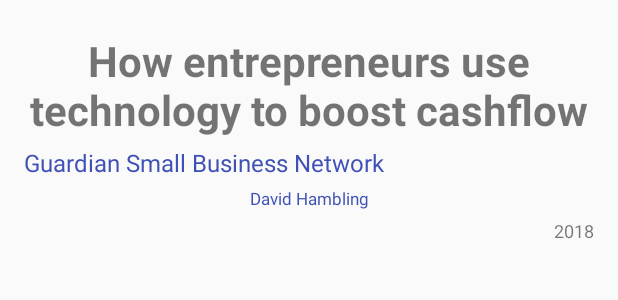
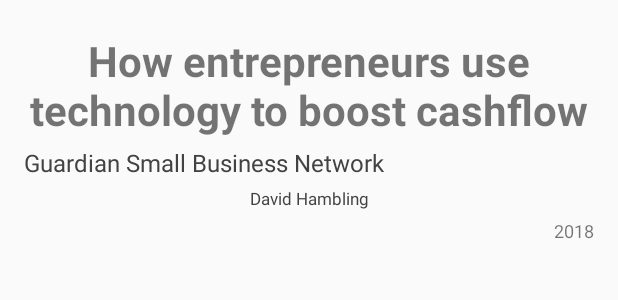
Before and after one commit to saidabxl/NewsApp2, an Android app: the layout list_article_item.xml on its own in the app's theme, with its tools: preview values and no code run, on a phone screen of 412 x 824 dp. Shown: the top 300 px of the screen. Run offline under Robolectric (Android 15) with nearby library versions, the phone set to English and light mode, and no system bars.

Commit message:
Initial Commit

```diff
--- a/app/src/main/java/com/example/android/newsapp/ArticleAdapter.java
+++ b/app/src/main/java/com/example/android/newsapp/ArticleAdapter.java
@@ -8,25 +8,19 @@ import android.view.ViewGroup;
 import android.widget.ArrayAdapter;
 import android.widget.TextView;
 
-import java.text.SimpleDateFormat;
-import java.util.Date;
+
 import java.util.List;
-
 
 
 public class ArticleAdapter extends ArrayAdapter<Article> {
 
-    private Context context ;
-    private Article currentArticle ;
+    private Context context;
+    private Article currentArticle;
 
-    /*
-    Public constructor that passes the context and the source of information for the adapter
-    @param context is the context of the activity
-    @param article is the List that contains objects of type Article
-     */
-    public ArticleAdapter(Context context , List<Article> article){
-        super(context,0 ,article);
-        this.context = context ;
+
+    public ArticleAdapter(Context context, List<Article> article) {
+        super(context, 0, article);
+        this.context = context;
 
     }
 
@@ -41,35 +35,35 @@ public class ArticleAdapter extends ArrayAdapter<Article> {
 
         currentArticle = getItem(position);
 
-        // Find the TextView with view ID tv1 for setting title
-        TextView titleTextView = (TextView) listItemView.findViewById(R.id.tv1) ;
+        // Get the TextView with view ID tv1 for setting title
+        TextView titleTextView = (TextView) listItemView.findViewById(R.id.tv1);
         // Display the title of the current article in that TextView
-        titleTextView.setText(currentArticle.getTitle()) ;
+        titleTextView.setText(currentArticle.getTitle());
 
-        // Find the TextView with view ID tv2 for setting section
-        TextView sectionTextView = (TextView) listItemView.findViewById(R.id.tv2) ;
+        // Get the TextView with view ID tv2 for setting section
+        TextView sectionTextView = (TextView) listItemView.findViewById(R.id.tv2);
         // Display the section of the current article in that TextView
-        sectionTextView.setText(currentArticle.getSection()) ;
+        sectionTextView.setText(currentArticle.getSection());
 
 
-        // Find the TextView with view ID tv4 for setting author
-        TextView authorTextView = (TextView) listItemView.findViewById(R.id.tv4) ;
-        authorTextView.setText(currentArticle.getAuthor()) ;
+        // Get the TextView with view ID tv4 for setting author
+        TextView authorTextView = (TextView) listItemView.findViewById(R.id.tv4);
+        authorTextView.setText(currentArticle.getAuthor());
 
 
         // Find the TextView with view ID tv1 for setting date
-        TextView dateTextView = (TextView) listItemView.findViewById(R.id.tv3) ;
+        TextView dateTextView = (TextView) listItemView.findViewById(R.id.tv3);
         //Format the date String
-        String date = currentArticle.getDate() ;
+        String date = currentArticle.getDate();
         if (date.contains("T")) {
             String[] separated = date.split("T");
             // Display the date of the current article in that TextView
-            dateTextView.setText(separated[0]) ;
-        }else{
+            dateTextView.setText(separated[0]);
+        } else {
             dateTextView.setText(date);
         }
 
-        return listItemView ;
+        return listItemView;
     }
 
 }
--- a/app/src/main/java/com/example/android/newsapp/ArticleLoader.java
+++ b/app/src/main/java/com/example/android/newsapp/ArticleLoader.java
@@ -6,9 +6,7 @@ import android.content.Context;
 import java.util.List;
 
 
-
 import android.util.Log;
-
 
 
 public class ArticleLoader extends AsyncTaskLoader<List<Article>> {
--- a/app/src/main/java/com/example/android/newsapp/QueryUtils.java
+++ b/app/src/main/java/com/example/android/newsapp/QueryUtils.java
@@ -18,15 +18,12 @@ import java.nio.charset.Charset;
 import java.util.ArrayList;
 import java.util.List;
 
-import static android.R.attr.description;
-import static android.os.Build.VERSION_CODES.M;
-
 
 public class QueryUtils {
 
     public static final String LOG_TAG = QueryUtils.class.getName();
 
-    private QueryUtils (){
+    private QueryUtils() {
     }
 
     public static List<Article> fetchArticleData(String requestUrl) {
@@ -39,7 +36,7 @@ public class QueryUtils {
             jsonResponse = makeHttpRequest(url);
         } catch (IOException e) {
             // TODO Handle the IOException
-            Log.e (LOG_TAG , "It was not possible to connect to the server", e) ;
+            Log.e(LOG_TAG, "It was not possible to connect to the server", e);
         }
 
         // Extract relevant fields from the JSON response and create a list of {@link Earthquake}s
@@ -77,16 +74,16 @@ public class QueryUtils {
             urlConnection.setConnectTimeout(15000 /* milliseconds */);
             urlConnection.connect();
 
-            if (urlConnection.getResponseCode() == 200 ) {
+            if (urlConnection.getResponseCode() == 200) {
                 inputStream = urlConnection.getInputStream();
                 jsonResponse = readFromStream(inputStream);
-            }else {
+            } else {
                 Log.e(LOG_TAG, "Error response code: " + urlConnection.getResponseCode());
             }
 
         } catch (IOException e) {
             // TODO: Handle the exception
-            Log.e(LOG_TAG, "Problem parsing the earthquake JSON results", e ) ;
+            Log.e(LOG_TAG, "Problem parsing the earthquake JSON results", e);
 
         } finally {
             if (urlConnection != null) {
@@ -129,70 +126,63 @@ public class QueryUtils {
             return null;
         }
 
-        // Create an empty ArrayList that we can start adding earthquakes to
+
         List<Article> articles = new ArrayList<>();
 
-        // Try to parse the JSON response string. If there's a problem with the way the JSON
-        // is formatted, a JSONException exception object will be thrown.
-        // Catch the exception so the app doesn't crash, and print the error message to the logs.
+
         try {
-            // Create a JSONObject from the JSON response string
+
             JSONObject baseJsonResponse = new JSONObject(articlesJSON);
 
-            // Extract the JSONArray associated with the key called "response",
-            // which represents a list of features (or articles).
+
             JSONObject responseObject = baseJsonResponse.getJSONObject("response");
-            JSONArray articlesArray = responseObject.getJSONArray("results") ;
+            JSONArray articlesArray = responseObject.getJSONArray("results");
 
-            // If there are results in the features array
+
             if (articlesArray.length() > 0) {
 
-                // For each article in the articlesArray, create an {@link Article} object
-                for (int i = 0 ; i < articlesArray.length() ; i++) {
 
-                    // Get a single article at position i within the list of articles
+                for (int i = 0; i < articlesArray.length(); i++) {
+
+
                     JSONObject articleObject = articlesArray.getJSONObject(i);
 
-                    String section= "";
-                    if(articleObject.has("sectionName")) {
+                    String section = "";
+                    if (articleObject.has("sectionName")) {
                         section = articleObject.getString("sectionName");
                     }
 
                     String date = "";
-                    if(articleObject.has("webPublicationDate")) {
+                    if (articleObject.has("webPublicationDate")) {
                         date = articleObject.getString("webPublicationDate");
                     }
 
-                    String title = "" ;
-                    if(articleObject.has("webTitle")) {
+                    String title = "";
+                    if (articleObject.has("webTitle")) {
                         title = articleObject.getString("webTitle");
                     }
 
                     String url = "";
-                    if(articleObject.has("webUrl")) {
+                    if (articleObject.has("webUrl")) {
                         url = articleObject.getString("webUrl");
                     }
 
 
-                    String author= "";
-                    if(articleObject.has("author")) {
+                    String author = "";
+                    if (articleObject.has("author")) {
                         author = articleObject.getString("author");
                     }
 
 
+                    Article article = new Article(section, title, author, date, url);
 
-                    // Create a new {@link Article} object with the title, author, description,
-                    // and url from the JSON response.
-                    Article article = new Article (section, title, author, date , url );
 
-                    // Add the new {@link Article} to the list.
                     articles.add(article);
                 }
             }
 
         } catch (JSONException e) {
-            // If an error is thrown when executing any of the above statements in the "try" block,
-            // catch the exception here, so the app doesn't crash. Print a log message
+
             Log.e(LOG_TAG, "Problem parsing the article JSON results", e);
         }
 
--- a/app/src/main/java/com/example/android/newsapp/SettingsActivity.java
+++ b/app/src/main/java/com/example/android/newsapp/SettingsActivity.java
@@ -12,7 +12,7 @@ import android.util.Log;
 import static android.R.attr.value;
 import static com.example.android.newsapp.NewsActivity.ARTICLE_LOADER_ID;
 
-public class SettingsActivity extends AppCompatActivity  {
+public class SettingsActivity extends AppCompatActivity {
 
     public static final String LOG_TAG = SettingsActivity.class.getName();
 
@@ -42,7 +42,7 @@ public class SettingsActivity extends AppCompatActivity  {
 
         }
 
-        //Callback method executed when OnPreferenceChangeListener is executed and just returns a boolean value
+
         @Override
         public boolean onPreferenceChange(Preference preference, Object value) {
 
@@ -60,7 +60,7 @@ public class SettingsActivity extends AppCompatActivity  {
             return true;
         }
 
-        //Method that updates the summary on the settings Activity
+
         private void bindPreferenceSummaryToValue(Preference preference) {
 
             preference.setOnPreferenceChangeListener(this);
--- a/app/src/main/res/layout/activity_news.xml
+++ b/app/src/main/res/layout/activity_news.xml
@@ -12,6 +12,7 @@
         android:layout_width="match_parent"
         android:layout_height="wrap_content"
         android:orientation="vertical">
+
     </ListView>
 
 
--- a/app/src/main/res/layout/activity_settings.xml
+++ b/app/src/main/res/layout/activity_settings.xml
@@ -1,4 +1,4 @@
-<?xml version="1.0" encoding="utf-8"?>
+
 <fragment
     android:name="com.example.android.newsapp.SettingsActivity$ArticlesPreferenceFragment"
     xmlns:android="http://schemas.android.com/apk/res/android"
--- a/app/src/main/res/layout/list_article_item.xml
+++ b/app/src/main/res/layout/list_article_item.xml
@@ -1,48 +1,48 @@
 <?xml version="1.0" encoding="utf-8"?>
 <LinearLayout xmlns:android="http://schemas.android.com/apk/res/android"
+    xmlns:app="http://schemas.android.com/apk/res-auto"
     xmlns:tools="http://schemas.android.com/tools"
-    xmlns:app="http://schemas.android.com/apk/res-auto"
-    android:orientation="vertical"
     android:layout_width="match_parent"
     android:layout_height="match_parent"
+    android:orientation="vertical"
     android:padding="16dp">
 
     <TextView
+        android:id="@+id/tv1"
         android:layout_width="match_parent"
         android:layout_height="wrap_content"
-        android:id="@+id/tv1"
-        tools:text="@string/title"
+        android:gravity="center_horizontal"
+        android:paddingTop="5dp"
         android:textSize="28sp"
-        android:paddingTop="5dp"
-        android:gravity="center_horizontal"
-        android:textStyle="bold" />
+        android:textStyle="bold"
+        tools:text="@string/title" />
 
     <TextView
+        android:id="@+id/tv2"
         android:layout_width="match_parent"
         android:layout_height="wrap_content"
-        android:id="@+id/tv2"
-        tools:text="@string/section"
+        android:paddingTop="5dp"
+        android:textColor="@color/colorPrimary"
         android:textSize="16sp"
-        android:paddingTop="5dp"
-        android:textColor="@color/colorPrimary"/>
+        tools:text="@string/section" />
 
     <TextView
+        android:id="@+id/tv4"
         android:layout_width="match_parent"
         android:layout_height="wrap_content"
-        android:id="@+id/tv4"
-        tools:text="@string/author"
+        android:gravity="center"
+        android:paddingTop="5dp"
+        android:textColor="@color/colorPrimary"
         android:textSize="11sp"
-        android:paddingTop="5dp"
-        android:gravity="center"
-        android:textColor="@color/colorPrimary"/>
+        tools:text="@string/author" />
 
     <TextView
+        android:id="@+id/tv3"
         android:layout_width="match_parent"
         android:layout_height="wrap_content"
-        android:id="@+id/tv3"
-        tools:text="@string/date"
+        android:gravity="end"
+        android:paddingTop="5dp"
         android:textSize="12sp"
-        android:paddingTop="5dp"
-        android:gravity="end" />
+        tools:text="@string/date" />
 
 </LinearLayout>
--- a/app/src/main/res/menu/main.xml
+++ b/app/src/main/res/menu/main.xml
@@ -7,9 +7,9 @@
 
     <item
         android:id="@+id/action_settings"
-        android:title="@string/settings_menu_item"
         android:icon="@drawable/ic_settings_white_24dp"
         android:orderInCategory="1"
+        android:title="@string/settings_menu_item"
         app:showAsAction="ifRoom" />
 
 </menu>
--- a/app/src/main/res/values/colors.xml
+++ b/app/src/main/res/values/colors.xml
@@ -1,6 +1,6 @@
 <?xml version="1.0" encoding="utf-8"?>
 <resources>
-    <color name="colorPrimary">#3F51B5</color>
-    <color name="colorPrimaryDark">#303F9F</color>
+    <color name="colorPrimary">#424242</color>
+    <color name="colorPrimaryDark">#424242</color>r>
     <color name="colorAccent">#FF4081</color>
 </resources>
```
Also changed, not shown: app/src/main/java/com/example/android/newsapp/Article.java (+10 -13 lines), app/src/main/java/com/example/android/newsapp/NewsActivity.java (+20 -21 lines), app/src/main/res/values/strings.xml (+4 -4 lines).
